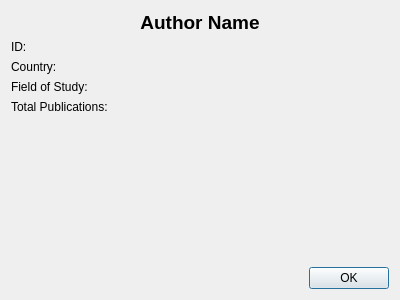
First picture: the form in src/components/dialogs/author/authordetailsdialog.ui, repository DamPhuQuy/Scientific-Article-Management, before the edit.
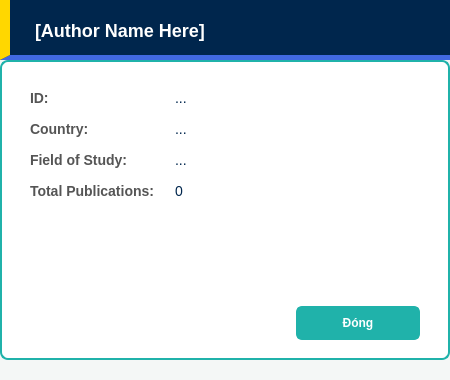
Second picture: the form after the edit.

The edit to the form file:
```diff
--- a/src/components/dialogs/author/authordetailsdialog.ui
+++ b/src/components/dialogs/author/authordetailsdialog.ui
@@ -6,8 +6,8 @@
    <rect>
     <x>0</x>
     <y>0</y>
-    <width>400</width>
-    <height>300</height>
+    <width>450</width>
+    <height>380</height>
    </rect>
   </property>
   <property name="windowTitle">
@@ -16,25 +16,99 @@
   <property name="modal">
    <bool>true</bool>
   </property>
-  <layout class="QVBoxLayout" name="verticalLayout">
+  
+  <property name="styleSheet">
+   <string notr="true">QDialog#AuthorDetailsDialog { background-color: #f4f7f6; }
+QWidget { font-family: &quot;Segoe UI&quot;, Arial, sans-serif; }
+
+/* HEADER */
+QWidget#headerContainer { background-color: #00264d; border-left: 10px solid #FFD700; border-bottom: 5px solid #4169E1; }
+QLabel#labelDetailName { color: #ffffff; font-size: 18px; font-weight: 900; background-color: transparent; padding-left: 10px; }
+
+/* BODY */
+QWidget#bodyContainer { background-color: #ffffff; border: 2px solid #20B2AA; border-radius: 8px; }
+
+/* LABELS */
+QLabel { font-size: 14px; color: #555; font-weight: bold; }
+/* Các label hiển thị dữ liệu (ID, Country...) thì để chữ thường, màu đậm */
+QLabel#labelDetailId, QLabel#labelDetailCountry, QLabel#labelDetailField, QLabel#labelDetailPubCount { color: #00264d; font-weight: normal; }
+
+/* BUTTON OK (XANH NGỌC) */
+QPushButton#okBtn { background-color: #20B2AA; border: 2px solid #20B2AA; border-radius: 6px; font-weight: bold; padding: 8px 20px; color: white; min-width: 80px; }
+QPushButton#okBtn:hover { background-color: #17a098; border-color: #17a098; }</string>
+  </property>
+
+  <layout class="QVBoxLayout" name="mainLayout">
+   <property name="spacing">
+    <number>0</number>
+   </property>
+   <property name="leftMargin">
+    <number>0</number>
+   </property>
+   <property name="topMargin">
+    <number>0</number>
+   </property>
+   <property name="rightMargin">
+    <number>0</number>
+   </property>
+   <property name="bottomMargin">
+    <number>20</number>
+   </property>
+
+   <item>
+    <widget class="QWidget" name="headerContainer" native="true">
+     <property name="minimumSize">
+      <size>
+       <width>0</width>
+       <height>60</height>
+      </size>
+     </property>
+     <layout class="QHBoxLayout" name="horizontalLayout_Header">
+      <property name="leftMargin">
+       <number>20</number>
+      </property>
    <item>
     <widget class="QLabel" name="labelDetailName">
-     <property name="font">
-      <font>
-       <pointsize>14</pointsize>
-       <bold>true</bold>
-      </font>
-     </property>
      <property name="text">
-      <string>Author Name</string>
+         <string>[Author Name Here]</string>
      </property>
      <property name="alignment">
-      <set>Qt::AlignmentFlag::AlignCenter</set>
+         <set>Qt::AlignVCenter|Qt::AlignLeft</set>
      </property>
     </widget>
    </item>
+     </layout>
+    </widget>
+   </item>
+
+   <item>
+    <widget class="QWidget" name="bodyContainer" native="true">
+     <layout class="QVBoxLayout" name="verticalLayout_Body">
+      <property name="spacing">
+       <number>20</number>
+      </property>
+      <property name="leftMargin">
+       <number>30</number>
+      </property>
+      <property name="topMargin">
+       <number>30</number>
+      </property>
+      <property name="rightMargin">
+       <number>30</number>
+      </property>
+      <property name="bottomMargin">
+       <number>20</number>
+      </property>
+      
    <item>
     <layout class="QFormLayout" name="formLayoutDetails">
+        <property name="horizontalSpacing">
+         <number>20</number>
+        </property>
+        <property name="verticalSpacing">
+         <number>15</number>
+        </property>
+        
      <item row="0" column="0">
       <widget class="QLabel" name="lblID">
        <property name="text">
@@ -45,7 +119,7 @@
      <item row="0" column="1">
       <widget class="QLabel" name="labelDetailId">
        <property name="text">
-        <string/>
+           <string>...</string>
        </property>
       </widget>
      </item>
@@ -59,7 +133,7 @@
      <item row="1" column="1">
       <widget class="QLabel" name="labelDetailCountry">
        <property name="text">
-        <string/>
+           <string>...</string>
        </property>
       </widget>
      </item>
@@ -73,7 +147,7 @@
      <item row="2" column="1">
       <widget class="QLabel" name="labelDetailField">
        <property name="text">
-        <string/>
+           <string>...</string>
        </property>
       </widget>
      </item>
@@ -87,12 +161,13 @@
      <item row="3" column="1">
       <widget class="QLabel" name="labelDetailPubCount">
        <property name="text">
-        <string/>
+           <string>0</string>
        </property>
       </widget>
      </item>
     </layout>
    </item>
+      
    <item>
     <spacer name="verticalSpacer">
      <property name="orientation">
@@ -106,10 +181,9 @@
      </property>
     </spacer>
    </item>
+      
    <item>
-    <layout class="QVBoxLayout" name="verticalLayout_3">
-     <item>
-      <layout class="QHBoxLayout" name="horizontalLayout_2">
+       <layout class="QHBoxLayout" name="horizontalLayout_Footer">
        <item>
         <spacer name="horizontalSpacer">
          <property name="orientation">
@@ -129,13 +203,15 @@
           <cursorShape>PointingHandCursor</cursorShape>
          </property>
          <property name="text">
-          <string>OK</string>
+           <string>Đóng</string>
          </property>
         </widget>
        </item>
       </layout>
      </item>
-    </layout>
+      
+     </layout>
+    </widget>
    </item>
   </layout>
  </widget>
```
Left out of the diff: 3 changed lines with no effect on the pictures. Lines whose indentation alone changed are shown as unchanged.
